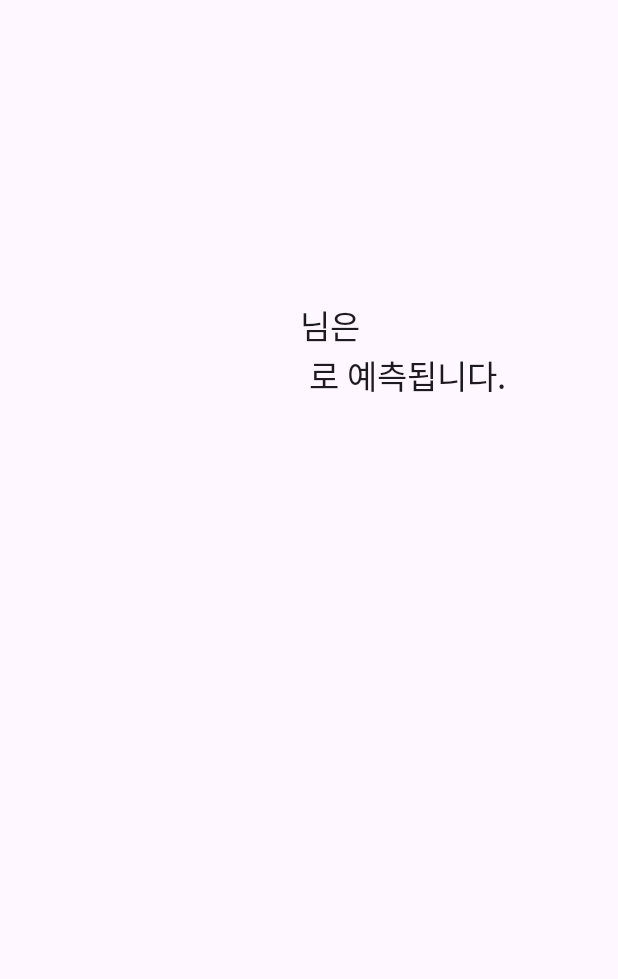
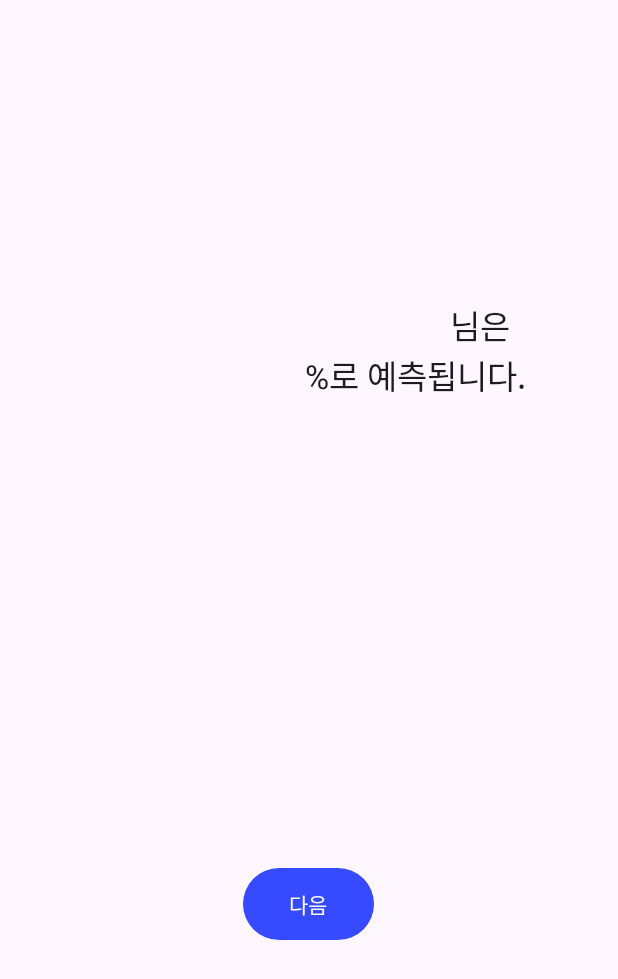
Before and after one commit to JOOMINSE0/healthyCareApp, an Android app: the Result screen opened directly, with no data from a screen before it, on a phone screen of 412 x 824 dp. Shown: the top 979 px of the screen. Run offline under Robolectric (Android 15) with nearby library versions, the phone set to English and light mode, and no system bars.

Commit message:
진단 알고리즘 반영

```diff
--- a/app/src/main/java/com/example/healthycareapp/Result.kt
+++ b/app/src/main/java/com/example/healthycareapp/Result.kt
@@ -1,6 +1,5 @@
 package com.example.healthycareapp
 
-import android.annotation.SuppressLint
 import android.content.Intent
 import androidx.appcompat.app.AppCompatActivity
 import android.os.Bundle
@@ -9,17 +8,20 @@ import android.widget.TextView
 
 class Result : AppCompatActivity() {
     lateinit var nextButton: Button
+    lateinit var userData: UserDatabase
 
+    //임시) 사용자 이름, 증상 표시될 텍스트뷰
     lateinit var nameTextView: TextView
     lateinit var symptomTextView: TextView
+    lateinit var symptomProbTextView: TextView
 
-    @SuppressLint("MissingInflatedId")
     override fun onCreate(savedInstanceState: Bundle?) {
         super.onCreate(savedInstanceState)
         setContentView(R.layout.activity_result)
 
         nameTextView = findViewById(R.id.text_userName) // 레이아웃의 name 텍스트 뷰 연결
         symptomTextView = findViewById(R.id.text_userSymp) // 레이아웃의 symptom 텍스트 뷰 연결
+        symptomProbTextView = findViewById(R.id.text_userSympProb) // 레이아웃의 symptom prob 텍스트 뷰 연결
 
         //선언re
         nextButton = findViewById<Button>(R.id.nextButton)
@@ -29,28 +31,27 @@ class Result : AppCompatActivity() {
             var intent = Intent(this, Search::class.java)
             startActivity(intent)
         }
-
+        val secondIntent = intent
+        nameTextView.text = secondIntent.getStringExtra("user_name")
+        symptomTextView.text = secondIntent.getStringExtra("res_symptom")
+        symptomProbTextView.text = secondIntent.getStringExtra("prob")
+        /*
         //데이터베이스 호출
         val dbHelper = DBHelper(this)
 
-       /* //사용자 이름(uName), 사용자 증상(uSymp) 호출
+        //사용자 이름(uName), 사용자 증상(uSymp) 호출
         val cursor = dbHelper.getData()
         if (cursor != null && cursor.moveToFirst()) {
             val nameIndex = cursor.getColumnIndex(DBHelper.COLUMN_NAME)
-            val symptomIndex = cursor.getColumnIndex(DBHelper.COLUMN_SYMP)
+            //val symptomIndex = cursor.getColumnIndex(DBHelper.COLUMN_SYMP)
 
             val nameValue = cursor.getString(nameIndex)
-            val symptomValue = cursor.getString(symptomIndex)
+            //val symptomValue = cursor.getString(symptomIndex)
 
             nameTextView.text = nameValue
-            symptomTextView.text = symptomValue
+            //symptomTextView.text = symptomValuesymptomTextView.text = symptomValue
 
             cursor.close()
-        }
-
-        // 텍스트 뷰에 데이터베이스에서 가져온 값을 설정
-        nameTextView.text = nameValue
-        symptomTextView.text = symptomValue
-        */
+        }*/
     }
 }
--- a/app/src/main/res/layout/activity_result.xml
+++ b/app/src/main/res/layout/activity_result.xml
@@ -14,50 +14,51 @@
 
         <TextView
                 android:id="@+id/text_userName"
-            android:layout_width="wrap_content"
+                android:layout_width="400dp"
                 android:layout_height="match_parent"
                 android:layout_marginLeft="200dp"
                 android:layout_weight="1"
-            android:text=" "
-            android:textAppearance="@style/TextAppearance.AppCompat.Large" />
-
+                android:text="test"
+                android:gravity="right"
+                android:textAppearance="@style/TextAppearance.AppCompat.Large"/>
         <TextView
                 android:id="@+id/symptom2"
                 android:layout_width="match_parent"
                 android:layout_height="wrap_content"
                 android:layout_weight="1"
                 android:text="님은"
-            android:textAppearance="@style/TextAppearance.AppCompat.Large" />
+                android:textAppearance="@style/TextAppearance.AppCompat.Large"/>
     </LinearLayout>
     <LinearLayout
             android:layout_width="match_parent"
-    android:layout_height="match_parent"
+            android:layout_height="91dp"
             android:orientation="horizontal"
     >
 
         <TextView
                 android:id="@+id/text_userSymp"
-        android:layout_width="match_parent"
+                android:layout_width="181dp"
+                android:layout_height="42dp"
+                android:layout_weight="1"
+                android:gravity="right"
+                android:textAppearance="@style/TextAppearance.AppCompat.Large"/>
+        <TextView
+                android:id="@+id/text_userSympProb"
+                android:layout_width="119dp"
+                android:layout_height="42dp"
+                android:layout_weight="1"
+                android:text="숫자"
+                android:gravity="right"
+                android:textAppearance="@style/TextAppearance.AppCompat.Large"/>
+        <TextView
+                android:id="@+id/symptom4"
+                android:layout_width="258dp"
                 android:layout_height="wrap_content"
                 android:layout_weight="1"
-        android:text=" "
-        android:textAppearance="@style/TextAppearance.AppCompat.Large" />
+                android:text="%로 예측됩니다."
+                android:textAppearance="@style/TextAppearance.AppCompat.Large"/>
 
-    <TextView
-        android:id="@+id/symptom4"
-        android:layout_width="match_parent"
-        android:layout_height="wrap_content"
-        android:layout_weight="1"
-        android:text="로 예측됩니다."
-        android:textAppearance="@style/TextAppearance.AppCompat.Large" />
     </LinearLayout>
-
-    <TextView
-        android:id="@+id/name"
-        android:layout_width="match_parent"
-        android:layout_height="wrap_content"
-        android:layout_weight="1"
-        android:text="TextView" />
 
     <Button
             android:id="@+id/nextButton"
@@ -65,20 +66,7 @@
             android:layout_height="56dp"
             android:layout_gravity="center"
             android:layout_marginTop="250dp"
-        android:text="다음" />
+            android:text="다음" android:visibility="visible"/>
 
-    <TextView
-        android:id="@+id/textView2"
-        android:layout_width="wrap_content"
-        android:layout_height="wrap_content"
-        android:layout_weight="1"
-        android:text="TextView" />
-
-    <TextView
-        android:id="@+id/textView3"
-        android:layout_width="wrap_content"
-        android:layout_height="wrap_content"
-        android:layout_weight="1"
-        android:text="TextView" />
 
 </LinearLayout>
```
Also changed, not shown: app/src/main/java/com/example/healthycareapp/Search.kt (+5 -5 lines), app/src/main/java/com/example/healthycareapp/Select.kt (+84 -1 lines). Lines whose indentation alone changed are shown as unchanged.
